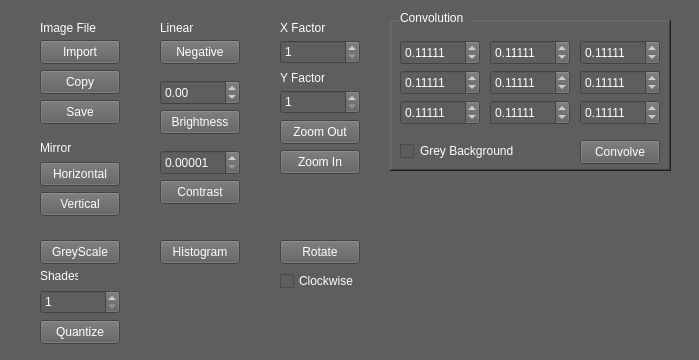
DiegoHommer/ImageEditor, file mainwindow.ui: the form before one commit.
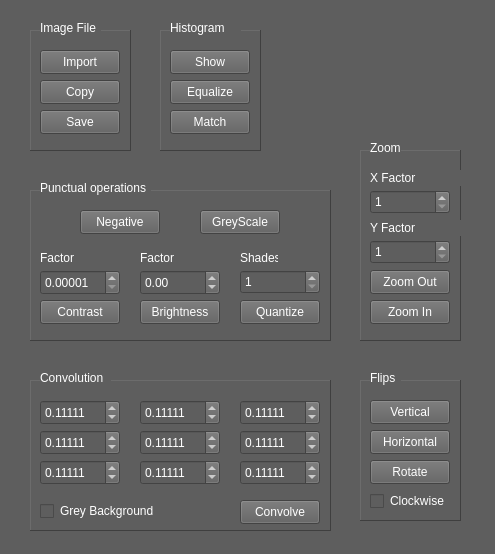
The form after the commit.

Commit message:
New Design and Histogram Equalizing/Matching
Histogram Equalizing and Matching operations implemented.
New UI Design.

```diff
--- a/mainwindow.ui
+++ b/mainwindow.ui
@@ -6,8 +6,8 @@
    <rect>
     <x>0</x>
     <y>0</y>
-    <width>699</width>
-    <height>360</height>
+    <width>495</width>
+    <height>554</height>
    </rect>
   </property>
   <property name="windowTitle">
@@ -17,98 +17,12 @@
    <string notr="true">background-color: rgb(94, 94, 94);</string>
   </property>
   <widget class="QWidget" name="centralwidget">
-   <widget class="QPushButton" name="HorizontalFlipButton">
-    <property name="geometry">
-     <rect>
-      <x>40</x>
-      <y>162</y>
-      <width>80</width>
-      <height>24</height>
-     </rect>
-    </property>
-    <property name="styleSheet">
-     <string notr="true">color: rgb(255, 255, 255);</string>
-    </property>
-    <property name="text">
-     <string>Horizontal</string>
-    </property>
-   </widget>
-   <widget class="QPushButton" name="GreyOutButton">
-    <property name="geometry">
-     <rect>
-      <x>40</x>
-      <y>240</y>
-      <width>80</width>
-      <height>24</height>
-     </rect>
-    </property>
-    <property name="styleSheet">
-     <string notr="true">color: rgb(255, 255, 255);</string>
-    </property>
-    <property name="text">
-     <string>GreyScale</string>
-    </property>
-   </widget>
-   <widget class="QPushButton" name="VerticalFlipButton">
-    <property name="geometry">
-     <rect>
-      <x>40</x>
-      <y>192</y>
-      <width>80</width>
-      <height>24</height>
-     </rect>
-    </property>
-    <property name="styleSheet">
-     <string notr="true">color: rgb(255, 255, 255);</string>
-    </property>
-    <property name="text">
-     <string>Vertical</string>
-    </property>
-   </widget>
-   <widget class="QSpinBox" name="spinBox">
-    <property name="geometry">
-     <rect>
-      <x>40</x>
-      <y>290</y>
-      <width>80</width>
-      <height>24</height>
-     </rect>
-    </property>
-    <property name="styleSheet">
-     <string notr="true">color: rgb(255, 255, 255);</string>
-    </property>
-    <property name="minimum">
-     <number>1</number>
-    </property>
-    <property name="maximum">
-     <number>1000</number>
-    </property>
-    <property name="value">
-     <number>1</number>
-    </property>
-   </widget>
-   <widget class="QLabel" name="label_2">
-    <property name="geometry">
-     <rect>
-      <x>40</x>
-      <y>268</y>
-      <width>38</width>
-      <height>16</height>
-     </rect>
-    </property>
-    <property name="styleSheet">
-     <string notr="true">color: rgb(255, 255, 255);</string>
-    </property>
-    <property name="text">
-     <string>Shades</string>
-    </property>
-   </widget>
    <widget class="QLabel" name="label_3">
     <property name="geometry">
      <rect>
-      <x>40</x>
-      <y>140</y>
-      <width>34</width>
+      <x>370</x>
+      <y>370</y>
+      <width>31</width>
       <height>16</height>
      </rect>
     </property>
@@ -116,111 +30,15 @@
      <string notr="true">color: rgb(255, 255, 255);</string>
     </property>
     <property name="text">
-     <string>Mirror</string>
-    </property>
-   </widget>
-   <widget class="QPushButton" name="ImportButton">
-    <property name="geometry">
-     <rect>
-      <x>40</x>
-      <y>40</y>
-      <width>80</width>
-      <height>24</height>
-     </rect>
-    </property>
-    <property name="styleSheet">
-     <string notr="true">color: rgb(255, 255, 255);</string>
-    </property>
-    <property name="text">
-     <string>Import</string>
-    </property>
-   </widget>
-   <widget class="QPushButton" name="CopyButton">
-    <property name="geometry">
-     <rect>
-      <x>40</x>
-      <y>70</y>
-      <width>80</width>
-      <height>24</height>
-     </rect>
-    </property>
-    <property name="styleSheet">
-     <string notr="true">color: rgb(255, 255, 255);</string>
-    </property>
-    <property name="text">
-     <string>Copy</string>
-    </property>
-   </widget>
-   <widget class="QPushButton" name="SaveButton">
-    <property name="geometry">
-     <rect>
-      <x>40</x>
-      <y>100</y>
-      <width>80</width>
-      <height>24</height>
-     </rect>
-    </property>
-    <property name="styleSheet">
-     <string notr="true">color: rgb(255, 255, 255);</string>
-    </property>
-    <property name="text">
-     <string>Save</string>
-    </property>
-   </widget>
-   <widget class="QLabel" name="label">
-    <property name="geometry">
-     <rect>
-      <x>40</x>
-      <y>20</y>
-      <width>80</width>
-      <height>16</height>
-     </rect>
-    </property>
-    <property name="styleSheet">
-     <string notr="true">color: rgb(255, 255, 255);</string>
-    </property>
-    <property name="text">
-     <string>Image File</string>
-    </property>
-   </widget>
-   <widget class="QPushButton" name="QuantizeButton">
-    <property name="geometry">
-     <rect>
-      <x>40</x>
-      <y>320</y>
-      <width>80</width>
-      <height>24</height>
-     </rect>
-    </property>
-    <property name="styleSheet">
-     <string notr="true">color: rgb(255, 255, 255);</string>
-    </property>
-    <property name="text">
-     <string>Quantize</string>
-    </property>
-   </widget>
-   <widget class="QPushButton" name="BrightnessButton">
-    <property name="geometry">
-     <rect>
-      <x>160</x>
-      <y>110</y>
-      <width>80</width>
-      <height>24</height>
-     </rect>
-    </property>
-    <property name="styleSheet">
-     <string notr="true">color: rgb(255, 255, 255);</string>
-    </property>
-    <property name="text">
-     <string>Brightness</string>
+     <string>Flips</string>
     </property>
    </widget>
    <widget class="QLabel" name="label_4">
     <property name="geometry">
      <rect>
-      <x>160</x>
-      <y>20</y>
-      <width>38</width>
+      <x>40</x>
+      <y>180</y>
+      <width>111</width>
       <height>16</height>
      </rect>
     </property>
@@ -229,239 +47,7 @@
 color: rgb(255, 255, 255);</string>
     </property>
     <property name="text">
-     <string>Linear</string>
-    </property>
-   </widget>
-   <widget class="QPushButton" name="ContrastButton">
-    <property name="geometry">
-     <rect>
-      <x>160</x>
-      <y>180</y>
-      <width>80</width>
-      <height>24</height>
-     </rect>
-    </property>
-    <property name="styleSheet">
-     <string notr="true">color: rgb(255, 255, 255);</string>
-    </property>
-    <property name="text">
-     <string>Contrast</string>
-    </property>
-   </widget>
-   <widget class="QPushButton" name="NegativeButton">
-    <property name="geometry">
-     <rect>
-      <x>160</x>
-      <y>40</y>
-      <width>80</width>
-      <height>24</height>
-     </rect>
-    </property>
-    <property name="styleSheet">
-     <string notr="true">color: rgb(255, 255, 255);</string>
-    </property>
-    <property name="text">
-     <string>Negative</string>
-    </property>
-   </widget>
-   <widget class="QDoubleSpinBox" name="doubleSpinBox">
-    <property name="geometry">
-     <rect>
-      <x>160</x>
-      <y>80</y>
-      <width>80</width>
-      <height>25</height>
-     </rect>
-    </property>
-    <property name="styleSheet">
-     <string notr="true">color: rgb(255, 255, 255);</string>
-    </property>
-    <property name="minimum">
-     <double>-255.000000000000000</double>
-    </property>
-    <property name="maximum">
-     <double>255.000000000000000</double>
-    </property>
-   </widget>
-   <widget class="QDoubleSpinBox" name="doubleSpinBox_2">
-    <property name="geometry">
-     <rect>
-      <x>160</x>
-      <y>150</y>
-      <width>80</width>
-      <height>25</height>
-     </rect>
-    </property>
-    <property name="styleSheet">
-     <string notr="true">color: rgb(255, 255, 255);</string>
-    </property>
-    <property name="decimals">
-     <number>5</number>
-    </property>
-    <property name="minimum">
-     <double>0.000010000000000</double>
-    </property>
-    <property name="maximum">
-     <double>255.000000000000000</double>
-    </property>
-    <property name="singleStep">
-     <double>0.100000000000000</double>
-    </property>
-   </widget>
-   <widget class="QPushButton" name="MakeHistogram">
-    <property name="geometry">
-     <rect>
-      <x>160</x>
-      <y>240</y>
-      <width>80</width>
-      <height>24</height>
-     </rect>
-    </property>
-    <property name="styleSheet">
-     <string notr="true">color: rgb(255, 255, 255);</string>
-    </property>
-    <property name="text">
-     <string>Histogram</string>
-    </property>
-   </widget>
-   <widget class="QPushButton" name="ZoomInButton">
-    <property name="geometry">
-     <rect>
-      <x>280</x>
-      <y>150</y>
-      <width>80</width>
-      <height>24</height>
-     </rect>
-    </property>
-    <property name="styleSheet">
-     <string notr="true">color: rgb(255, 255, 255);</string>
-    </property>
-    <property name="text">
-     <string>Zoom In</string>
-    </property>
-   </widget>
-   <widget class="QSpinBox" name="X_factor">
-    <property name="geometry">
-     <rect>
-      <x>280</x>
-      <y>40</y>
-      <width>80</width>
-      <height>24</height>
-     </rect>
-    </property>
-    <property name="styleSheet">
-     <string notr="true">color: rgb(255, 255, 255);</string>
-    </property>
-    <property name="minimum">
-     <number>1</number>
-    </property>
-    <property name="maximum">
-     <number>1000</number>
-    </property>
-    <property name="value">
-     <number>1</number>
-    </property>
-   </widget>
-   <widget class="QSpinBox" name="Y_factor">
-    <property name="geometry">
-     <rect>
-      <x>280</x>
-      <y>90</y>
-      <width>80</width>
-      <height>24</height>
-     </rect>
-    </property>
-    <property name="styleSheet">
-     <string notr="true">color: rgb(255, 255, 255);</string>
-    </property>
-    <property name="minimum">
-     <number>1</number>
-    </property>
-    <property name="maximum">
-     <number>1000</number>
-    </property>
-    <property name="value">
-     <number>1</number>
-    </property>
-   </widget>
-   <widget class="QLabel" name="label_5">
-    <property name="geometry">
-     <rect>
-      <x>280</x>
-      <y>20</y>
-      <width>101</width>
-      <height>16</height>
-     </rect>
-    </property>
-    <property name="styleSheet">
-     <string notr="true">color: rgb(255, 255, 255);</string>
-    </property>
-    <property name="text">
-     <string>X Factor</string>
-    </property>
-   </widget>
-   <widget class="QLabel" name="label_6">
-    <property name="geometry">
-     <rect>
-      <x>280</x>
-      <y>70</y>
-      <width>101</width>
-      <height>16</height>
-     </rect>
-    </property>
-    <property name="styleSheet">
-     <string notr="true">color: rgb(255, 255, 255);</string>
-    </property>
-    <property name="text">
-     <string>Y Factor</string>
-    </property>
-   </widget>
-   <widget class="QPushButton" name="ZoomOutButton">
-    <property name="geometry">
-     <rect>
-      <x>280</x>
-      <y>120</y>
-      <width>80</width>
-      <height>24</height>
-     </rect>
-    </property>
-    <property name="styleSheet">
-     <string notr="true">color: rgb(255, 255, 255);</string>
-    </property>
-    <property name="text">
-     <string>Zoom Out</string>
-    </property>
-   </widget>
-   <widget class="QPushButton" name="RotateButton">
-    <property name="geometry">
-     <rect>
-      <x>280</x>
-      <y>240</y>
-      <width>80</width>
-      <height>24</height>
-     </rect>
-    </property>
-    <property name="styleSheet">
-     <string notr="true">color: rgb(255, 255, 255);</string>
-    </property>
-    <property name="text">
-     <string>Rotate</string>
-    </property>
-   </widget>
-   <widget class="QCheckBox" name="Clockwise">
-    <property name="geometry">
-     <rect>
-      <x>280</x>
-      <y>270</y>
-      <width>77</width>
-      <height>22</height>
-     </rect>
-    </property>
-    <property name="styleSheet">
-     <string notr="true">color: rgb(255, 255, 255);</string>
-    </property>
-    <property name="text">
-     <string>Clockwise</string>
+     <string>Punctual operations</string>
     </property>
    </widget>
    <widget class="QFrame" name="frame">
@@ -470,9 +56,9 @@
     </property>
     <property name="geometry">
      <rect>
-      <x>390</x>
-      <y>20</y>
-      <width>281</width>
+      <x>30</x>
+      <y>380</y>
+      <width>301</width>
       <height>151</height>
      </rect>
     </property>
@@ -482,7 +68,7 @@
 gridline-color: rgb(255, 255, 255);</string>
     </property>
     <property name="frameShape">
-     <enum>QFrame::WinPanel</enum>
+     <enum>QFrame::Panel</enum>
     </property>
     <property name="frameShadow">
      <enum>QFrame::Raised</enum>
@@ -496,7 +82,7 @@
     <widget class="QPushButton" name="ColvolveButton">
      <property name="geometry">
       <rect>
-       <x>190</x>
+       <x>210</x>
        <y>120</y>
        <width>80</width>
        <height>24</height>
@@ -512,7 +98,7 @@
     <widget class="QDoubleSpinBox" name="Kernel5">
      <property name="geometry">
       <rect>
-       <x>100</x>
+       <x>110</x>
        <y>50</y>
        <width>80</width>
        <height>25</height>
@@ -596,7 +182,7 @@
     <widget class="QDoubleSpinBox" name="Kernel9">
      <property name="geometry">
       <rect>
-       <x>190</x>
+       <x>210</x>
        <y>80</y>
        <width>80</width>
        <height>25</height>
@@ -624,7 +210,7 @@
     <widget class="QDoubleSpinBox" name="Kernel4">
      <property name="geometry">
       <rect>
-       <x>100</x>
+       <x>110</x>
        <y>20</y>
        <width>80</width>
        <height>25</height>
@@ -652,7 +238,7 @@
     <widget class="QDoubleSpinBox" name="Kernel6">
      <property name="geometry">
       <rect>
-       <x>100</x>
+       <x>110</x>
        <y>80</y>
        <width>80</width>
        <height>25</height>
@@ -680,7 +266,7 @@
     <widget class="QDoubleSpinBox" name="Kernel8">
      <property name="geometry">
       <rect>
-       <x>190</x>
+       <x>210</x>
        <y>50</y>
        <width>80</width>
        <height>25</height>
@@ -708,7 +294,7 @@
     <widget class="QDoubleSpinBox" name="Kernel7">
      <property name="geometry">
       <rect>
-       <x>190</x>
+       <x>210</x>
        <y>20</y>
        <width>80</width>
        <height>25</height>
@@ -778,8 +364,8 @@
    <widget class="QLabel" name="label_8">
     <property name="geometry">
      <rect>
-      <x>400</x>
-      <y>10</y>
+      <x>40</x>
+      <y>370</y>
       <width>71</width>
       <height>16</height>
      </rect>
@@ -791,6 +377,678 @@
      <string>Convolution</string>
     </property>
    </widget>
+   <widget class="QFrame" name="frame_2">
+    <property name="enabled">
+     <bool>true</bool>
+    </property>
+    <property name="geometry">
+     <rect>
+      <x>30</x>
+      <y>30</y>
+      <width>101</width>
+      <height>121</height>
+     </rect>
+    </property>
+    <property name="styleSheet">
+     <string notr="true">border-color: rgb(255, 255, 255);
+color: rgb(255, 255, 255);
+gridline-color: rgb(255, 255, 255);</string>
+    </property>
+    <property name="frameShape">
+     <enum>QFrame::Panel</enum>
+    </property>
+    <property name="frameShadow">
+     <enum>QFrame::Raised</enum>
+    </property>
+    <property name="lineWidth">
+     <number>1</number>
+    </property>
+    <property name="midLineWidth">
+     <number>1</number>
+    </property>
+    <widget class="QPushButton" name="ImportButton">
+     <property name="geometry">
+      <rect>
+       <x>10</x>
+       <y>20</y>
+       <width>80</width>
+       <height>24</height>
+      </rect>
+     </property>
+     <property name="styleSheet">
+      <string notr="true">color: rgb(255, 255, 255);</string>
+     </property>
+     <property name="text">
+      <string>Import</string>
+     </property>
+    </widget>
+    <widget class="QPushButton" name="CopyButton">
+     <property name="geometry">
+      <rect>
+       <x>10</x>
+       <y>50</y>
+       <width>80</width>
+       <height>24</height>
+      </rect>
+     </property>
+     <property name="styleSheet">
+      <string notr="true">color: rgb(255, 255, 255);</string>
+     </property>
+     <property name="text">
+      <string>Copy</string>
+     </property>
+    </widget>
+    <widget class="QPushButton" name="SaveButton">
+     <property name="geometry">
+      <rect>
+       <x>10</x>
+       <y>80</y>
+       <width>80</width>
+       <height>24</height>
+      </rect>
+     </property>
+     <property name="styleSheet">
+      <string notr="true">color: rgb(255, 255, 255);</string>
+     </property>
+     <property name="text">
+      <string>Save</string>
+     </property>
+    </widget>
+   </widget>
+   <widget class="QLabel" name="label">
+    <property name="geometry">
+     <rect>
+      <x>40</x>
+      <y>20</y>
+      <width>61</width>
+      <height>16</height>
+     </rect>
+    </property>
+    <property name="styleSheet">
+     <string notr="true">color: rgb(255, 255, 255);</string>
+    </property>
+    <property name="text">
+     <string>Image File</string>
+    </property>
+   </widget>
+   <widget class="QFrame" name="frame_3">
+    <property name="enabled">
+     <bool>true</bool>
+    </property>
+    <property name="geometry">
+     <rect>
+      <x>30</x>
+      <y>190</y>
+      <width>301</width>
+      <height>151</height>
+     </rect>
+    </property>
+    <property name="styleSheet">
+     <string notr="true">border-color: rgb(255, 255, 255);
+color: rgb(255, 255, 255);
+gridline-color: rgb(255, 255, 255);</string>
+    </property>
+    <property name="frameShape">
+     <enum>QFrame::Panel</enum>
+    </property>
+    <property name="frameShadow">
+     <enum>QFrame::Raised</enum>
+    </property>
+    <property name="lineWidth">
+     <number>1</number>
+    </property>
+    <property name="midLineWidth">
+     <number>1</number>
+    </property>
+    <widget class="QPushButton" name="ContrastButton">
+     <property name="geometry">
+      <rect>
+       <x>10</x>
+       <y>110</y>
+       <width>80</width>
+       <height>24</height>
+      </rect>
+     </property>
+     <property name="styleSheet">
+      <string notr="true">color: rgb(255, 255, 255);</string>
+     </property>
+     <property name="text">
+      <string>Contrast</string>
+     </property>
+    </widget>
+    <widget class="QDoubleSpinBox" name="doubleSpinBox_2">
+     <property name="geometry">
+      <rect>
+       <x>10</x>
+       <y>80</y>
+       <width>80</width>
+       <height>25</height>
+      </rect>
+     </property>
+     <property name="styleSheet">
+      <string notr="true">color: rgb(255, 255, 255);</string>
+     </property>
+     <property name="decimals">
+      <number>5</number>
+     </property>
+     <property name="minimum">
+      <double>0.000010000000000</double>
+     </property>
+     <property name="maximum">
+      <double>255.000000000000000</double>
+     </property>
+     <property name="singleStep">
+      <double>0.100000000000000</double>
+     </property>
+    </widget>
+    <widget class="QPushButton" name="BrightnessButton">
+     <property name="geometry">
+      <rect>
+       <x>110</x>
+       <y>110</y>
+       <width>80</width>
+       <height>24</height>
+      </rect>
+     </property>
+     <property name="styleSheet">
+      <string notr="true">color: rgb(255, 255, 255);</string>
+     </property>
+     <property name="text">
+      <string>Brightness</string>
+     </property>
+    </widget>
+    <widget class="QDoubleSpinBox" name="doubleSpinBox">
+     <property name="geometry">
+      <rect>
+       <x>110</x>
+       <y>80</y>
+       <width>80</width>
+       <height>25</height>
+      </rect>
+     </property>
+     <property name="styleSheet">
+      <string notr="true">color: rgb(255, 255, 255);</string>
+     </property>
+     <property name="minimum">
+      <double>-255.000000000000000</double>
+     </property>
+     <property name="maximum">
+      <double>255.000000000000000</double>
+     </property>
+    </widget>
+    <widget class="QPushButton" name="NegativeButton">
+     <property name="geometry">
+      <rect>
+       <x>50</x>
+       <y>20</y>
+       <width>80</width>
+       <height>24</height>
+      </rect>
+     </property>
+     <property name="styleSheet">
+      <string notr="true">color: rgb(255, 255, 255);</string>
+     </property>
+     <property name="text">
+      <string>Negative</string>
+     </property>
+    </widget>
+    <widget class="QPushButton" name="GreyOutButton">
+     <property name="geometry">
+      <rect>
+       <x>170</x>
+       <y>20</y>
+       <width>80</width>
+       <height>24</height>
+      </rect>
+     </property>
+     <property name="styleSheet">
+      <string notr="true">color: rgb(255, 255, 255);</string>
+     </property>
+     <property name="text">
+      <string>GreyScale</string>
+     </property>
+    </widget>
+    <widget class="QPushButton" name="QuantizeButton">
+     <property name="geometry">
+      <rect>
+       <x>210</x>
+       <y>110</y>
+       <width>80</width>
+       <height>24</height>
+      </rect>
+     </property>
+     <property name="styleSheet">
+      <string notr="true">color: rgb(255, 255, 255);</string>
+     </property>
+     <property name="text">
+      <string>Quantize</string>
+     </property>
+    </widget>
+    <widget class="QSpinBox" name="spinBox">
+     <property name="geometry">
+      <rect>
+       <x>210</x>
+       <y>80</y>
+       <width>80</width>
+       <height>24</height>
+      </rect>
+     </property>
+     <property name="styleSheet">
+      <string notr="true">color: rgb(255, 255, 255);</string>
+     </property>
+     <property name="minimum">
+      <number>1</number>
+     </property>
+     <property name="maximum">
+      <number>1000</number>
+     </property>
+     <property name="value">
+      <number>1</number>
+     </property>
+    </widget>
+    <widget class="QLabel" name="label_2">
+     <property name="geometry">
+      <rect>
+       <x>210</x>
+       <y>60</y>
+       <width>38</width>
+       <height>16</height>
+      </rect>
+     </property>
+     <property name="styleSheet">
+      <string notr="true">color: rgb(255, 255, 255);</string>
+     </property>
+     <property name="text">
+      <string>Shades</string>
+     </property>
+    </widget>
+    <widget class="QLabel" name="label_9">
+     <property name="geometry">
+      <rect>
+       <x>110</x>
+       <y>60</y>
+       <width>38</width>
+       <height>16</height>
+      </rect>
+     </property>
+     <property name="styleSheet">
+      <string notr="true">color: rgb(255, 255, 255);</string>
+     </property>
+     <property name="text">
+      <string>Factor</string>
+     </property>
+    </widget>
+    <widget class="QLabel" name="label_10">
+     <property name="geometry">
+      <rect>
+       <x>10</x>
+       <y>60</y>
+       <width>38</width>
+       <height>16</height>
+      </rect>
+     </property>
+     <property name="styleSheet">
+      <string notr="true">color: rgb(255, 255, 255);</string>
+     </property>
+     <property name="text">
+      <string>Factor</string>
+     </property>
+    </widget>
+   </widget>
+   <widget class="QFrame" name="frame_4">
+    <property name="enabled">
+     <bool>true</bool>
+    </property>
+    <property name="geometry">
+     <rect>
+      <x>360</x>
+      <y>150</y>
+      <width>101</width>
+      <height>191</height>
+     </rect>
+    </property>
+    <property name="styleSheet">
+     <string notr="true">border-color: rgb(255, 255, 255);
+color: rgb(255, 255, 255);
+gridline-color: rgb(255, 255, 255);</string>
+    </property>
+    <property name="frameShape">
+     <enum>QFrame::Panel</enum>
+    </property>
+    <property name="frameShadow">
+     <enum>QFrame::Raised</enum>
+    </property>
+    <property name="lineWidth">
+     <number>1</number>
+    </property>
+    <property name="midLineWidth">
+     <number>1</number>
+    </property>
+    <widget class="QSpinBox" name="Y_factor">
+     <property name="geometry">
+      <rect>
+       <x>10</x>
+       <y>90</y>
+       <width>80</width>
+       <height>24</height>
+      </rect>
+     </property>
+     <property name="styleSheet">
+      <string notr="true">color: rgb(255, 255, 255);</string>
+     </property>
+     <property name="minimum">
+      <number>1</number>
+     </property>
+     <property name="maximum">
+      <number>1000</number>
+     </property>
+     <property name="value">
+      <number>1</number>
+     </property>
+    </widget>
+    <widget class="QLabel" name="label_5">
+     <property name="geometry">
+      <rect>
+       <x>10</x>
+       <y>20</y>
+       <width>101</width>
+       <height>16</height>
+      </rect>
+     </property>
+     <property name="styleSheet">
+      <string notr="true">color: rgb(255, 255, 255);</string>
+     </property>
+     <property name="text">
+      <string>X Factor</string>
+     </property>
+    </widget>
+    <widget class="QLabel" name="label_6">
+     <property name="geometry">
+      <rect>
+       <x>10</x>
+       <y>70</y>
+       <width>101</width>
+       <height>16</height>
+      </rect>
+     </property>
+     <property name="styleSheet">
+      <string notr="true">color: rgb(255, 255, 255);</string>
+     </property>
+     <property name="text">
+      <string>Y Factor</string>
+     </property>
+    </widget>
+    <widget class="QSpinBox" name="X_factor">
+     <property name="geometry">
+      <rect>
+       <x>10</x>
+       <y>40</y>
+       <width>80</width>
+       <height>24</height>
+      </rect>
+     </property>
+     <property name="styleSheet">
+      <string notr="true">color: rgb(255, 255, 255);</string>
+     </property>
+     <property name="minimum">
+      <number>1</number>
+     </property>
+     <property name="maximum">
+      <number>1000</number>
+     </property>
+     <property name="value">
+      <number>1</number>
+     </property>
+    </widget>
+    <widget class="QPushButton" name="ZoomOutButton">
+     <property name="geometry">
+      <rect>
+       <x>10</x>
+       <y>120</y>
+       <width>80</width>
+       <height>24</height>
+      </rect>
+     </property>
+     <property name="styleSheet">
+      <string notr="true">color: rgb(255, 255, 255);</string>
+     </property>
+     <property name="text">
+      <string>Zoom Out</string>
+     </property>
+    </widget>
+    <widget class="QPushButton" name="ZoomInButton">
+     <property name="geometry">
+      <rect>
+       <x>10</x>
+       <y>150</y>
+       <width>80</width>
+       <height>24</height>
+      </rect>
+     </property>
+     <property name="styleSheet">
+      <string notr="true">color: rgb(255, 255, 255);</string>
+     </property>
+     <property name="text">
+      <string>Zoom In</string>
+     </property>
+    </widget>
+   </widget>
+   <widget class="QLabel" name="label_7">
+    <property name="geometry">
+     <rect>
+      <x>370</x>
+      <y>140</y>
+      <width>31</width>
+      <height>16</height>
+     </rect>
+    </property>
+    <property name="styleSheet">
+     <string notr="true">color: rgb(255, 255, 255);</string>
+    </property>
+    <property name="text">
+     <string>Zoom</string>
+    </property>
+   </widget>
+   <widget class="QFrame" name="frame_5">
+    <property name="enabled">
+     <bool>true</bool>
+    </property>
+    <property name="geometry">
+     <rect>
+      <x>360</x>
+      <y>380</y>
+      <width>101</width>
+      <height>141</height>
+     </rect>
+    </property>
+    <property name="styleSheet">
+     <string notr="true">border-color: rgb(255, 255, 255);
+color: rgb(255, 255, 255);
+gridline-color: rgb(255, 255, 255);</string>
+    </property>
+    <property name="frameShape">
+     <enum>QFrame::Panel</enum>
+    </property>
+    <property name="frameShadow">
+     <enum>QFrame::Raised</enum>
+    </property>
+    <property name="lineWidth">
+     <number>1</number>
+    </property>
+    <property name="midLineWidth">
+     <number>1</number>
+    </property>
+    <widget class="QPushButton" name="RotateButton">
+     <property name="geometry">
+      <rect>
+       <x>10</x>
+       <y>80</y>
+       <width>80</width>
+       <height>24</height>
+      </rect>
+     </property>
+     <property name="styleSheet">
+      <string notr="true">color: rgb(255, 255, 255);</string>
+     </property>
+     <property name="text">
+      <string>Rotate</string>
+     </property>
+    </widget>
+    <widget class="QPushButton" name="VerticalFlipButton">
+     <property name="geometry">
+      <rect>
+       <x>10</x>
+       <y>20</y>
+       <width>80</width>
+       <height>24</height>
+      </rect>
+     </property>
+     <property name="styleSheet">
+      <string notr="true">color: rgb(255, 255, 255);</string>
+     </property>
+     <property name="text">
+      <string>Vertical</string>
+     </property>
+    </widget>
+    <widget class="QPushButton" name="HorizontalFlipButton">
+     <property name="geometry">
+      <rect>
+       <x>10</x>
+       <y>50</y>
+       <width>80</width>
+       <height>24</height>
+      </rect>
+     </property>
+     <property name="styleSheet">
+      <string notr="true">color: rgb(255, 255, 255);</string>
+     </property>
+     <property name="text">
+      <string>Horizontal</string>
+     </property>
+    </widget>
+    <widget class="QCheckBox" name="Clockwise">
+     <property name="geometry">
+      <rect>
+       <x>10</x>
+       <y>110</y>
+       <width>77</width>
+       <height>22</height>
+      </rect>
+     </property>
+     <property name="styleSheet">
+      <string notr="true">color: rgb(255, 255, 255);</string>
+     </property>
+     <property name="text">
+      <string>Clockwise</string>
+     </property>
+    </widget>
+   </widget>
+   <widget class="QFrame" name="frame_6">
+    <property name="enabled">
+     <bool>true</bool>
+    </property>
+    <property name="geometry">
+     <rect>
+      <x>160</x>
+      <y>30</y>
+      <width>101</width>
+      <height>121</height>
+     </rect>
+    </property>
+    <property name="styleSheet">
+     <string notr="true">border-color: rgb(255, 255, 255);
+color: rgb(255, 255, 255);
+gridline-color: rgb(255, 255, 255);</string>
+    </property>
+    <property name="frameShape">
+     <enum>QFrame::Panel</enum>
+    </property>
+    <property name="frameShadow">
+     <enum>QFrame::Raised</enum>
+    </property>
+    <property name="lineWidth">
+     <number>1</number>
+    </property>
+    <property name="midLineWidth">
+     <number>1</number>
+    </property>
+    <widget class="QPushButton" name="MakeHistogram">
+     <property name="geometry">
+      <rect>
+       <x>10</x>
+       <y>20</y>
+       <width>80</width>
+       <height>24</height>
+      </rect>
+     </property>
+     <property name="styleSheet">
+      <string notr="true">color: rgb(255, 255, 255);</string>
+     </property>
+     <property name="text">
+      <string>Show</string>
+     </property>
+    </widget>
+    <widget class="QPushButton" name="EqualizeButton">
+     <property name="geometry">
+      <rect>
+       <x>10</x>
+       <y>50</y>
+       <width>80</width>
+       <height>24</height>
+      </rect>
+     </property>
+     <property name="styleSheet">
+      <string notr="true">color: rgb(255, 255, 255);</string>
+     </property>
+     <property name="text">
+      <string>Equalize</string>
+     </property>
+    </widget>
+    <widget class="QPushButton" name="MatchButton">
+     <property name="geometry">
+      <rect>
+       <x>10</x>
+       <y>80</y>
+       <width>80</width>
+       <height>24</height>
+      </rect>
+     </property>
+     <property name="styleSheet">
+      <string notr="true">color: rgb(255, 255, 255);</string>
+     </property>
+     <property name="text">
+      <string>Match</string>
+     </property>
+    </widget>
+   </widget>
+   <widget class="QLabel" name="label_11">
+    <property name="geometry">
+     <rect>
+      <x>170</x>
+      <y>20</y>
+      <width>71</width>
+      <height>16</height>
+     </rect>
+    </property>
+    <property name="styleSheet">
+     <string notr="true">color: rgb(255, 255, 255);</string>
+    </property>
+    <property name="text">
+     <string>Histogram</string>
+    </property>
+   </widget>
+   <zorder>frame</zorder>
+   <zorder>label_8</zorder>
+   <zorder>frame_2</zorder>
+   <zorder>label</zorder>
+   <zorder>frame_3</zorder>
+   <zorder>label_4</zorder>
+   <zorder>frame_4</zorder>
+   <zorder>label_7</zorder>
+   <zorder>frame_5</zorder>
+   <zorder>label_3</zorder>
+   <zorder>frame_6</zorder>
+   <zorder>label_11</zorder>
   </widget>
  </widget>
  <resources/>
```
Left out of the diff: 2 changed lines with no effect on the pictures. The commit also changes 5 other files.
